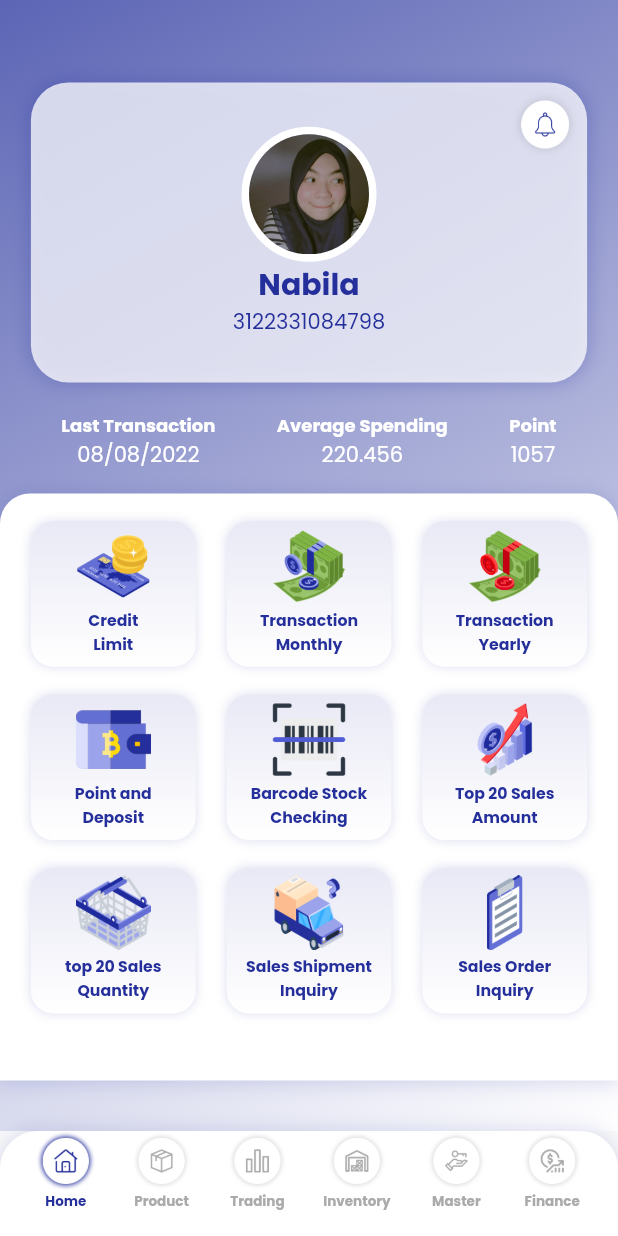
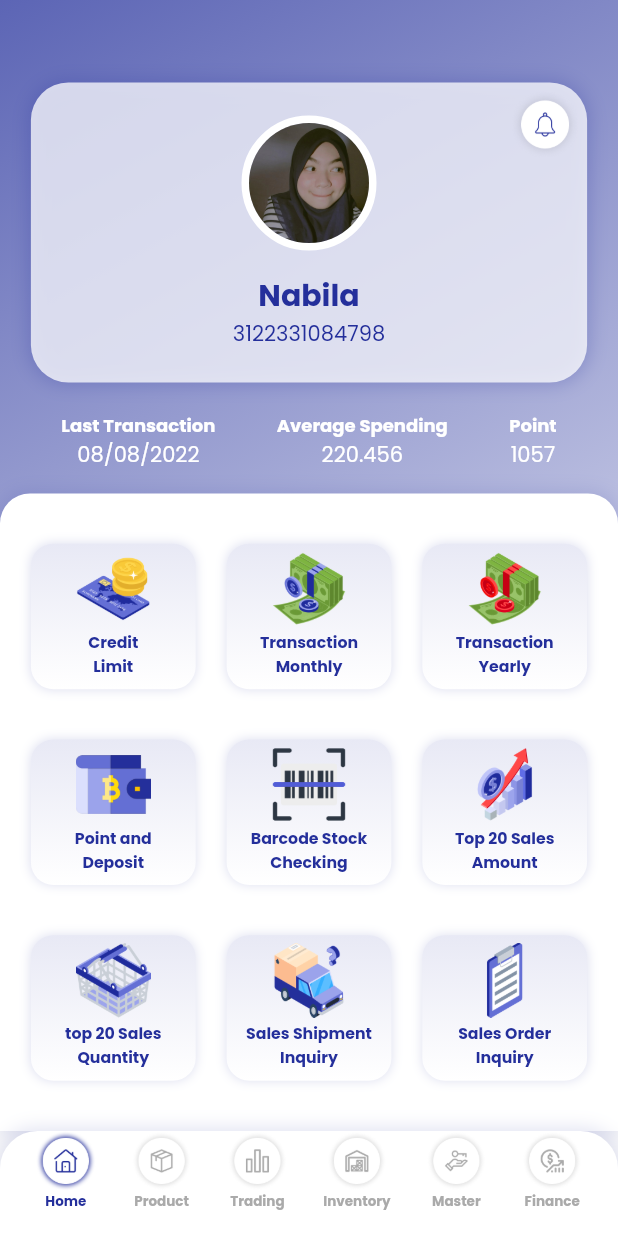
Before and after one commit to Nabila-JF/Flutter_RMDOO_Salesforce, a Flutter app: the screen it shows after launch, on a phone screen of 412 x 824 dp. Run offline on Flutter 3.47's test engine with Material 2 defaults, Android fonts, the light colour scheme and no system bars.

Commit message:
fixed icons layouting

```diff
--- a/lib/pages/home_screen.dart
+++ b/lib/pages/home_screen.dart
@@ -9,6 +9,7 @@ import 'package:rmdoo_salesforce/widgets/home/quick_info.dart';
 
 class HomeScreen extends StatelessWidget {
   int _indexPage = 0;
+
   @override
   Widget build(BuildContext context) {
     var menu;
@@ -17,25 +18,19 @@ class HomeScreen extends StatelessWidget {
         children: [
           // Background App
           const BackgroundColor(),
-
           // Widget List
-          SingleChildScrollView(
-            child: Column(
+          Column(
             children: [
               // Space from top
               const SizedBox(
                 height: 55,
               ),
-
               ProfileCard(),
-                QuickInfo(),
-                // SizedBox(height: 15),
-                // Icon Menu
-
-                iconArea(),
-
+              const QuickInfo(),
+              Expanded(
+                child: iconArea(),
+              ),
             ],
-            ),
           ),
         ],
       ),
--- a/lib/widgets/home/card.dart
+++ b/lib/widgets/home/card.dart
@@ -49,6 +49,9 @@ class ProfileCard extends StatelessWidget {
                             Image.asset('assets/images/home/profile-pic.jpg')),
                   ),
                 ),
+                const SizedBox(
+                  height: 15,
+                ),
                 // Profile Name + ID
                 Column(
                   children: [
--- a/lib/widgets/home/iconArea.dart
+++ b/lib/widgets/home/iconArea.dart
@@ -4,10 +4,6 @@ class iconArea extends StatelessWidget {
   @override
   Widget build(BuildContext context) {
     return Container(
-      constraints: BoxConstraints(
-        maxWidth: MediaQuery.of(context).size.width,
-        maxHeight: MediaQuery.of(context).size.height * 0.475,
-      ),
       decoration: BoxDecoration(
         color: Colors.white,
         borderRadius: const BorderRadius.only(
@@ -22,12 +18,10 @@ class iconArea extends StatelessWidget {
         ],
       ),
       child: Column(
+        mainAxisAlignment: MainAxisAlignment.spaceEvenly,
+        crossAxisAlignment: CrossAxisAlignment.stretch,
+
         children: [
-          Column(
-            children: [
-              SizedBox(
-                height: MediaQuery.of(context).size.height * 0.0225,
-              ),
           Row(
             children: [
               SizedBox(width: MediaQuery.of(context).size.width * 0.05),
@@ -40,9 +34,7 @@ class iconArea extends StatelessWidget {
               SizedBox(width: MediaQuery.of(context).size.width * 0.05),
             ],
           ),
-              SizedBox(
-                height: MediaQuery.of(context).size.height * 0.0225,
-              ),
+
           Row(
             children: [
               SizedBox(width: MediaQuery.of(context).size.width * 0.05),
@@ -57,9 +49,8 @@ class iconArea extends StatelessWidget {
               SizedBox(width: MediaQuery.of(context).size.width * 0.05),
             ],
           ),
-              SizedBox(
-                height: MediaQuery.of(context).size.height * 0.0225,
-              ),
+
+
           Row(
             children: [
               SizedBox(width: MediaQuery.of(context).size.width * 0.05),
@@ -74,8 +65,6 @@ class iconArea extends StatelessWidget {
               Expanded(
                   child: iconHome("clipboard", "Sales Order\nInquiry")),
               SizedBox(width: MediaQuery.of(context).size.width * 0.05),
-                ],
-              ),
             ],
           ),
         ],
```
Lines whose indentation alone changed are shown as unchanged.
